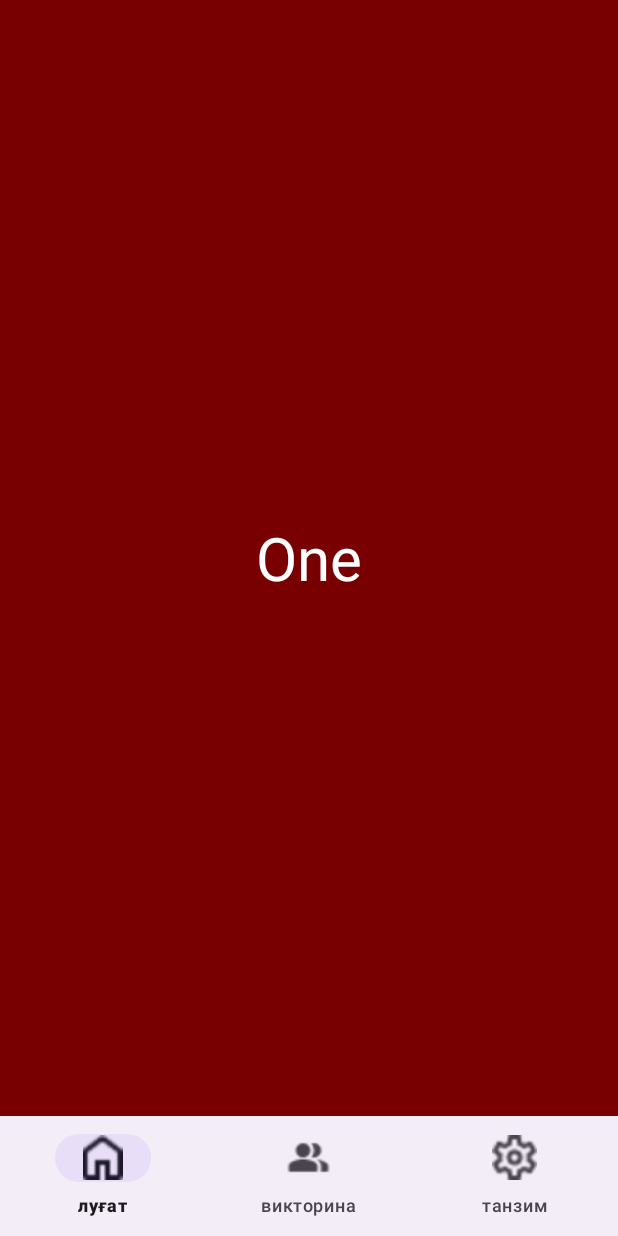
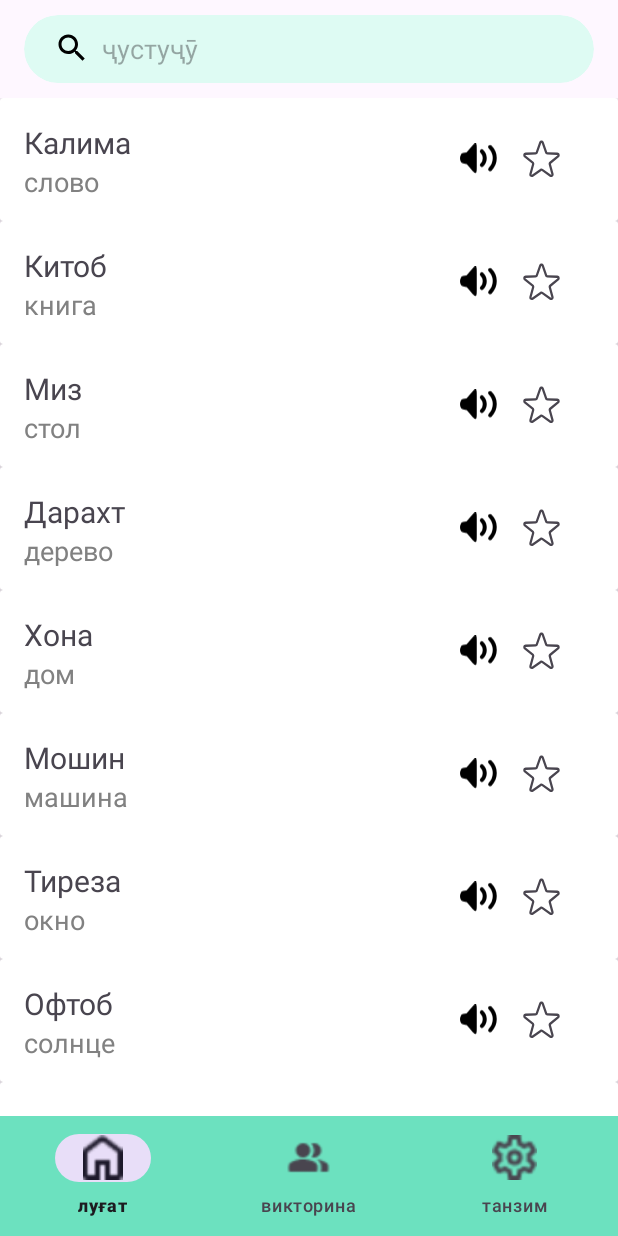
Before and after one commit to zafardeveloper/Dictionary, an Android app: the screen it shows after launch (MainActivity), on a phone screen of 412 x 824 dp. Run offline under Robolectric (Android 15) with nearby library versions, the phone set to English and light mode, and no system bars.

Commit message:
добавил лист и поисковик

```diff
--- a/app/src/main/java/com/example/bottomnavigation_practise/MainActivity.kt
+++ b/app/src/main/java/com/example/bottomnavigation_practise/MainActivity.kt
@@ -3,7 +3,7 @@ package com.example.bottomnavigation_practise
 import androidx.appcompat.app.AppCompatActivity
 import android.os.Bundle
 import androidx.fragment.app.Fragment
-import com.example.bottomnavigation_practise.screen.FirstFragment
+import com.example.bottomnavigation_practise.dictionary_list.FirstFragment
 import com.example.bottomnavigation_practise.screen.SecondFragment
 import com.example.bottomnavigation_practise.screen.SplashFragment
 import com.example.bottomnavigation_practise.screen.ThirdFragment
@@ -30,7 +30,6 @@ class MainActivity : AppCompatActivity() {
     private fun replaceFragment(fragment: Fragment) {
         val fragmentTransaction = supportFragmentManager.beginTransaction()
 
-        // Добавьте анимации перехода
         fragmentTransaction.setCustomAnimations(
             R.anim.from_right,  // анимация при входе нового фрагмента
             R.anim.to_left,  // анимация при выходе старого фрагмента
--- /dev/null
+++ b/app/src/main/java/com/example/bottomnavigation_practise/dictionary_list/FirstFragment.kt
@@ -0,0 +1,63 @@
+package com.example.bottomnavigation_practise.dictionary_list
+
+import android.os.Bundle
+import android.text.Editable
+import android.view.View
+import android.widget.EditText
+import androidx.core.widget.doAfterTextChanged
+import androidx.fragment.app.Fragment
+import androidx.recyclerview.widget.RecyclerView
+import com.example.bottomnavigation_practise.R
+import com.example.bottomnavigation_practise.dictionary_list.adapter.ListAdapter
+import com.example.bottomnavigation_practise.dictionary_list.model.ListModel
+import java.util.Locale
+
+class FirstFragment : Fragment(R.layout.fragment_first) {
+
+    private val recyclerView by lazy {
+        requireView()
+            .findViewById<RecyclerView>(R.id.recyclerViewList)
+    }
+    private val adapter = ListAdapter()
+
+    private val data = mutableListOf(
+        ListModel("Калима", "слово"),
+        ListModel("Китоб", "книга"),
+        ListModel("Миз", "стол"),
+        ListModel("Дарахт", "дерево"),
+        ListModel("Хона", "дом"),
+        ListModel("Мошин", "машина"),
+        ListModel("Тиреза", "окно"),
+        ListModel("Офтоб", "солнце"),
+        ListModel("Баҳр", "море"),
+        ListModel("Рег", "песок")
+    )
+
+
+    override fun onViewCreated(view: View, savedInstanceState: Bundle?) {
+        super.onViewCreated(view, savedInstanceState)
+        recyclerView.adapter = adapter
+        adapter.updateItems(data)
+        view.findViewById<EditText>(R.id.searchEditText)?.apply {
+            requestFocus()
+            background = null
+            doAfterTextChanged {
+                filterChats(it)
+            }
+        }
+    }
+
+
+    private fun filterChats(query: Editable?) {
+        query?.let { it ->
+            if (it.isNotEmpty()) {
+                val searchQuery = query.toString().lowercase()
+                adapter.updateItems(data.filter {
+                    it.tajWord.lowercase().contains(searchQuery) || it.rusWord.lowercase().contains(searchQuery)
+                })
+            } else adapter.updateItems(data)
+        }
+    }
+
+
+}
--- /dev/null
+++ b/app/src/main/java/com/example/bottomnavigation_practise/dictionary_list/adapter/ListAdapter.kt
@@ -0,0 +1,44 @@
+package com.example.bottomnavigation_practise.dictionary_list.adapter
+
+import android.annotation.SuppressLint
+import android.view.LayoutInflater
+import android.view.View
+import android.view.ViewGroup
+import android.widget.TextView
+import androidx.recyclerview.widget.RecyclerView
+import com.example.bottomnavigation_practise.R
+import com.example.bottomnavigation_practise.dictionary_list.model.ListModel
+
+class ListAdapter : RecyclerView.Adapter<ListAdapter.ViewHolder>() {
+
+    private val dictionaryList = ArrayList<ListModel>()
+
+    @SuppressLint("notifyDataSetChanged")
+    fun updateItems(items: List<ListModel>) {
+        this.dictionaryList.clear()
+        this.dictionaryList.addAll(items)
+        notifyDataSetChanged()
+    }
+
+    class ViewHolder(view: View) : RecyclerView.ViewHolder(view) {
+        private val tajTextView = itemView.findViewById<TextView>(R.id.textTajWord)
+        private val rusTextView = itemView.findViewById<TextView>(R.id.textRusWord)
+
+        fun bind(item: ListModel){
+            tajTextView.text = item.tajWord
+            rusTextView.text = item.rusWord
+        }
+    }
+
+    override fun onCreateViewHolder(parent: ViewGroup, viewType: Int): ViewHolder {
+        return ViewHolder(
+            LayoutInflater.from(parent.context).inflate(R.layout.list_item_layout, parent, false)
+        )
+    }
+
+    override fun onBindViewHolder(holder: ViewHolder, position: Int) {
+        holder.bind(dictionaryList[position])
+    }
+
+    override fun getItemCount(): Int = dictionaryList.size
+}
--- /dev/null
+++ b/app/src/main/java/com/example/bottomnavigation_practise/dictionary_list/model/ListModel.kt
@@ -0,0 +1,6 @@
+package com.example.bottomnavigation_practise.dictionary_list.model
+
+class ListModel (
+    val tajWord: String,
+    val rusWord: String
+)
--- a/app/src/main/java/com/example/bottomnavigation_practise/screen/FirstFragment.kt
+++ /dev/null
@@ -1,19 +0,0 @@
-package com.example.bottomnavigation_practise.screen
-
-import android.os.Bundle
-import androidx.fragment.app.Fragment
-import android.view.LayoutInflater
-import android.view.View
-import android.view.ViewGroup
-import com.example.bottomnavigation_practise.R
-
-class FirstFragment : Fragment() {
-
-    override fun onCreateView(
-        inflater: LayoutInflater, container: ViewGroup?,
-        savedInstanceState: Bundle?
-    ): View? {
-        return inflater.inflate(R.layout.fragment_first, container, false)
-    }
-
-}
--- a/app/src/main/java/com/example/bottomnavigation_practise/screen/SplashFragment.kt
+++ b/app/src/main/java/com/example/bottomnavigation_practise/screen/SplashFragment.kt
@@ -7,6 +7,7 @@ import android.view.View
 import android.view.ViewGroup
 import com.example.bottomnavigation_practise.MainActivity
 import com.example.bottomnavigation_practise.R
+import com.example.bottomnavigation_practise.dictionary_list.FirstFragment
 import com.google.android.material.bottomnavigation.BottomNavigationView
 import kotlinx.coroutines.CoroutineScope
 import kotlinx.coroutines.Dispatchers
--- a/app/src/main/res/anim/from_bottom.xml
+++ b/app/src/main/res/anim/from_bottom.xml
@@ -2,8 +2,8 @@
 <set xmlns:android="http://schemas.android.com/apk/res/android">
 
     <translate
-        android:duration="250"
-        android:fromYDelta="100%"
+        android:duration="300"
+        android:fromYDelta="-100%"
         android:toYDelta="0%" />
 
 </set>
--- /dev/null
+++ b/app/src/main/res/drawable/ic_search.xml
@@ -0,0 +1,5 @@
+<vector android:height="24dp" android:tint="#000000"
+    android:viewportHeight="24" android:viewportWidth="24"
+    android:width="24dp" xmlns:android="http://schemas.android.com/apk/res/android">
+    <path android:fillColor="@android:color/white" android:pathData="M15.5,14h-0.79l-0.28,-0.27C15.41,12.59 16,11.11 16,9.5 16,5.91 13.09,3 9.5,3S3,5.91 3,9.5 5.91,16 9.5,16c1.61,0 3.09,-0.59 4.23,-1.57l0.27,0.28v0.79l5,4.99L20.49,19l-4.99,-5zM9.5,14C7.01,14 5,11.99 5,9.5S7.01,5 9.5,5 14,7.01 14,9.5 11.99,14 9.5,14z"/>
+</vector>
--- a/app/src/main/res/layout/activity_main.xml
+++ b/app/src/main/res/layout/activity_main.xml
@@ -19,7 +19,8 @@
         android:layout_width="match_parent"
         android:layout_height="wrap_content"
         app:itemIconSize="30dp"
-        app:menu="@menu/bottom_menu" />
+        app:menu="@menu/bottom_menu"
+        android:background="@color/menu_background"/>
 
 
 </LinearLayout>
--- a/app/src/main/res/layout/fragment_first.xml
+++ b/app/src/main/res/layout/fragment_first.xml
@@ -1,17 +1,41 @@
 <?xml version="1.0" encoding="utf-8"?>
 <LinearLayout xmlns:android="http://schemas.android.com/apk/res/android"
     xmlns:tools="http://schemas.android.com/tools"
+    xmlns:app="http://schemas.android.com/apk/res-auto"
     android:layout_width="match_parent"
     android:layout_height="match_parent"
-    tools:context=".screen.FirstFragment"
-    android:background="#780000">
+    tools:context=".dictionary_list.FirstFragment"
+    android:orientation="vertical">
 
-    <TextView
+    <androidx.cardview.widget.CardView
+        android:layout_width="match_parent"
+        android:layout_height="45dp"
+        android:layout_marginHorizontal="16dp"
+        android:layout_marginVertical="10dp"
+        app:cardBackgroundColor="#DEFBF3"
+        app:cardCornerRadius="25dp"
+        app:cardElevation="0dp">
+
+        <EditText
+            android:id="@+id/searchEditText"
+            android:layout_width="353dp"
+            android:layout_height="match_parent"
+            android:layout_marginHorizontal="16dp"
+            android:drawableStart="@drawable/ic_search"
+            android:drawablePadding="8dp"
+            android:hint="@string/search"
+            android:textSize="18sp"
+            android:textColor="@color/black"/>
+
+    </androidx.cardview.widget.CardView>
+
+    <androidx.recyclerview.widget.RecyclerView
+
+        android:id="@+id/recyclerViewList"
         android:layout_width="match_parent"
         android:layout_height="match_parent"
-        android:text="One"
-        android:textSize="40sp"
-        android:gravity="center"
-        android:textColor="@color/white"/>
+        android:orientation="vertical"
+        app:layoutManager="androidx.recyclerview.widget.LinearLayoutManager" />
+
 
 </LinearLayout>
--- a/app/src/main/res/layout/list_item_layout.xml
+++ b/app/src/main/res/layout/list_item_layout.xml
@@ -1,30 +1,60 @@
 <?xml version="1.0" encoding="utf-8"?>
-<LinearLayout xmlns:android="http://schemas.android.com/apk/res/android"
+<androidx.cardview.widget.CardView xmlns:android="http://schemas.android.com/apk/res/android"
     android:layout_width="match_parent"
     android:layout_height="wrap_content"
     android:orientation="horizontal"
     android:padding="16dp">
 
-    <TextView
-        android:id="@+id/textViewWord"
-        android:layout_width="0dp"
+    <LinearLayout
         android:layout_height="wrap_content"
-        android:layout_weight="1"
-        android:text="Word"
-        android:textSize="18sp"/>
+        android:layout_width="match_parent"
+        android:orientation="horizontal"
+        android:padding="16dp">
 
-    <ImageView
-        android:id="@+id/imageViewPlay"
-        android:layout_width="wrap_content"
-        android:layout_height="wrap_content"
-        android:src="@drawable/sound_icon"
-        android:layout_marginEnd="8dp"/>
+        <LinearLayout
+            android:layout_height="50dp"
+            android:layout_weight="1"
+            android:layout_width="0dp"
+            android:orientation="vertical">
 
-    <ImageView
-        android:id="@+id/imageViewFavorite"
-        android:layout_width="wrap_content"
-        android:layout_height="wrap_content"
-        android:src="@drawable/favorite_not_icon"
-        android:layout_marginEnd="8dp"/>
+            <TextView
+                android:id="@+id/textTajWord"
+                android:layout_gravity="center_vertical"
+                android:layout_height="wrap_content"
+                android:layout_width="wrap_content"
+                android:text="Калима"
+                android:textSize="20sp" />
 
-</LinearLayout>
+            <TextView
+                android:id="@+id/textRusWord"
+                android:layout_gravity="center_vertical"
+                android:layout_height="wrap_content"
+                android:layout_width="wrap_content"
+                android:text="Слово"
+                android:textColor="@color/rus_text"
+                android:textSize="18sp" />
+
+        </LinearLayout>
+
+
+        <ImageView
+            android:id="@+id/imageViewPlay"
+            android:layout_gravity="center_vertical"
+            android:layout_height="25dp"
+            android:layout_marginHorizontal="8dp"
+            android:layout_width="25dp"
+            android:src="@drawable/sound_icon" />
+
+        <RadioButton
+            android:id="@+id/radioBtnFavorite"
+            android:layout_gravity="center_vertical"
+            android:layout_height="wrap_content"
+            android:layout_marginStart="8dp"
+            android:layout_width="wrap_content"
+            android:button="@drawable/favorite_not_icon"/>
+
+    </LinearLayout>
+
+
+
+</androidx.cardview.widget.CardView>
--- a/app/src/main/res/values/colors.xml
+++ b/app/src/main/res/values/colors.xml
@@ -2,4 +2,6 @@
 <resources>
     <color name="black">#FF000000</color>
     <color name="white">#FFFFFFFF</color>
+    <color name="menu_background">#6CE1BF</color>
+    <color name="rus_text">#818181</color>
 </resources>
--- a/app/src/main/res/values/strings.xml
+++ b/app/src/main/res/values/strings.xml
@@ -2,4 +2,5 @@
     <string name="app_name">bottomNavigation_Practise</string>
     <!-- TODO: Remove or change this placeholder text -->
     <string name="hello_blank_fragment">Hello blank fragment</string>
+    <string name="search">ҷустуҷӯ</string>
 </resources>
```
